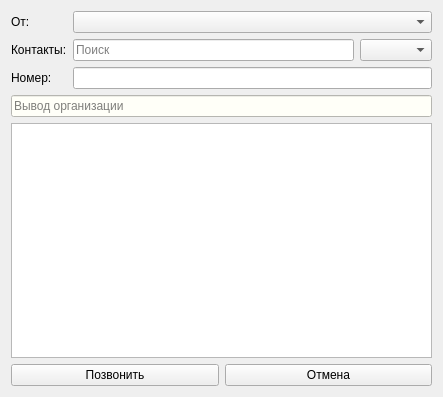
This is PlaceCallDialog.ui in okostynchuk/Outcall as Qt 5 draws it before an edit. The edited form follows.
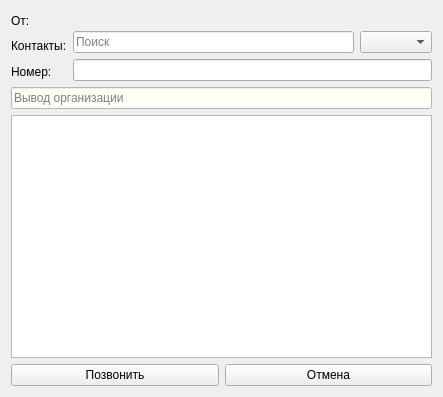
This is the edited form. Icons and pictures are not drawn.

What changed in the file:
```diff
--- a/PlaceCallDialog.ui
+++ b/PlaceCallDialog.ui
@@ -60,12 +60,9 @@
      <item>
       <layout class="QVBoxLayout" name="verticalLayout">
        <item>
-        <widget class="QComboBox" name="fromBox">
-         <property name="sizePolicy">
-          <sizepolicy hsizetype="MinimumExpanding" vsizetype="Fixed">
-           <horstretch>0</horstretch>
-           <verstretch>0</verstretch>
-          </sizepolicy>
+        <widget class="QLabel" name="my_Number">
+         <property name="text">
+          <string/>
          </property>
         </widget>
        </item>
```
